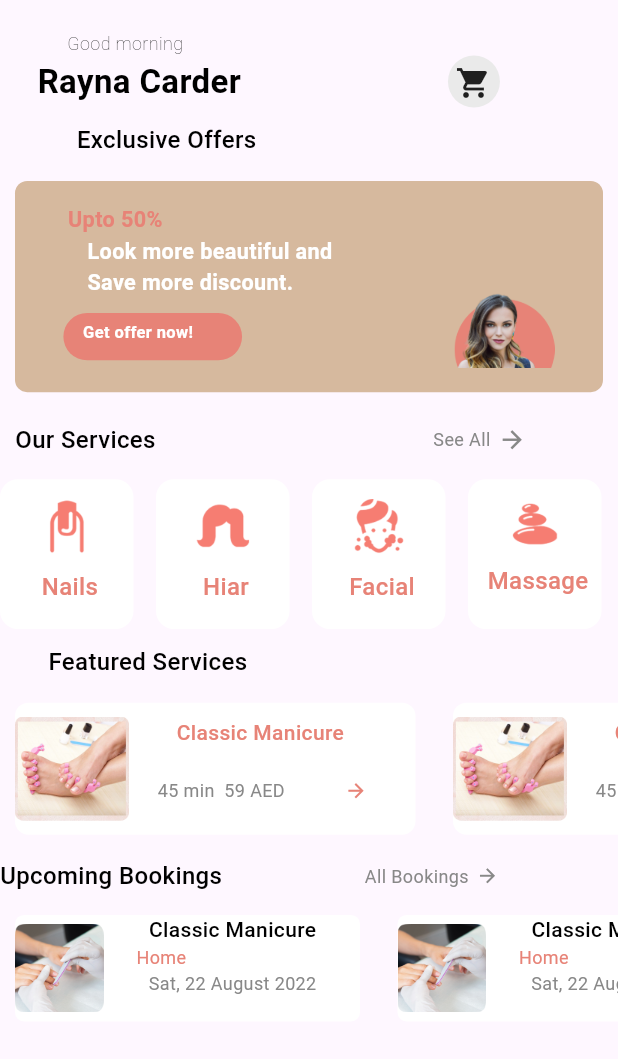
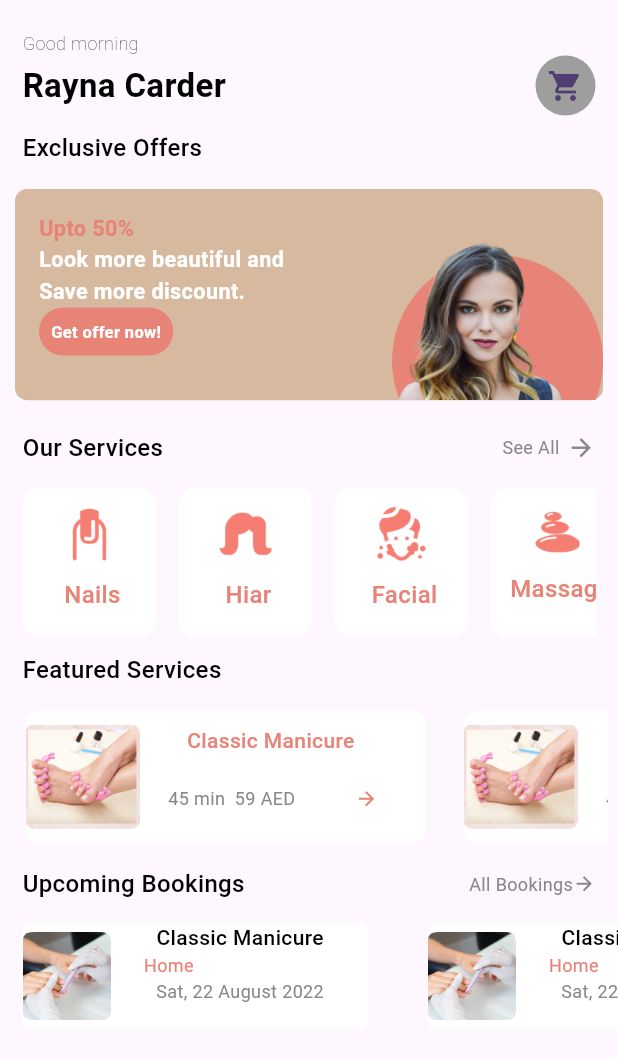
Before and after one commit to turklala0315/luciuose_ui_practice, a Flutter app: the screen it shows after launch, on a phone screen of 412 x 824 dp. Shown: the top 1059 px of the screen. Run offline on Flutter 3.47's test engine with Material 3 defaults, Android fonts, the phone set to English and light mode, and no system bars.

Commit message:
home screen done

```diff
--- a/lib/ui/home/home.dart
+++ b/lib/ui/home/home.dart
@@ -9,14 +9,15 @@ class Home extends StatelessWidget {
   @override
   Widget build(BuildContext context) {
     return Scaffold(
-      body: SafeArea(
+      body: SingleChildScrollView(
         child: Column(
+          crossAxisAlignment: CrossAxisAlignment.start,
           children: [
             const SizedBox(
               height: 20,
             ),
             const Padding(
-            padding: EdgeInsets.only(right: 245),
+              padding: EdgeInsets.only(left: 15),
               child: Text(
                 'Good morning',
                 style: TextStyle(
@@ -26,8 +27,9 @@ class Home extends StatelessWidget {
               ),
             ),
             Padding(
-            padding: const EdgeInsets.only(left: 25),
+              padding: const EdgeInsets.symmetric(horizontal: 15),
               child: Row(
+                mainAxisAlignment: MainAxisAlignment.spaceBetween,
                 children: [
                   const Text(
                     'Rayna Carder',
@@ -36,27 +38,17 @@ class Home extends StatelessWidget {
                         fontWeight: FontWeight.w700,
                         color: Color(0Xff000000)),
                   ),
-                const SizedBox(width: 138),
-                Stack(
-                  children: [
-                    Container(
-                        width: 34.66,
-                        height: 34.66,
-                        decoration: BoxDecoration(
-                            borderRadius: BorderRadius.circular(100),
-                            color: const Color(0XffEAEAEA))),
-                    const Padding(
-                      padding: EdgeInsets.only(top: 6, left: 5),
+                  CircleAvatar(
+                    backgroundColor: Colors.grey,
+                    radius: 20,
                     child: Icon(Icons.shopping_cart),
-                    )
-                  ],
                   ),
                 ],
               ),
             ),
             const SizedBox(height: 10),
             const Padding(
-            padding: EdgeInsets.only(right: 190),
+              padding: EdgeInsets.only(left: 15),
               child: Text(
                 'Exclusive Offers',
                 style: TextStyle(
@@ -67,7 +59,6 @@ class Home extends StatelessWidget {
             ),
             const SizedBox(height: 6),
             Container(
-            padding: const EdgeInsets.all(16),
               margin: const EdgeInsets.all(10),
               height: 140.77,
               width: MediaQuery.of(context).size.width,
@@ -75,21 +66,20 @@ class Home extends StatelessWidget {
                   borderRadius: BorderRadius.circular(8.12),
                   color: const Color(0XffD6B99E)),
               child: Row(
-              mainAxisAlignment: MainAxisAlignment.spaceEvenly,
+                mainAxisAlignment: MainAxisAlignment.spaceBetween,
                 crossAxisAlignment: CrossAxisAlignment.start,
                 children: [
-                Column(children: [
-                  const Padding(
-                    padding: EdgeInsets.only(
-                      right: 130,
-                    ),
-                    child: Text(
+                  Padding(
+                    padding: const EdgeInsets.all(16.0),
+                    child: Column(
+                        crossAxisAlignment: CrossAxisAlignment.start,
+                        children: [
+                          Text(
                             'Upto 50%',
                             style: TextStyle(
                                 fontSize: 14.44,
                                 fontWeight: FontWeight.w700,
                                 color: Color(0XffE78377)),
-                    ),
                           ),
                           const Text(
                             'Look more beautiful and \nSave more discount.',
@@ -98,19 +88,11 @@ class Home extends StatelessWidget {
                                 fontWeight: FontWeight.w700,
                                 color: Color(0XffFFFFFF)),
                           ),
-                  Padding(
-                    padding: const EdgeInsets.only(right: 80, top: 9),
-                    child: Container(
-                      height: 31.58,
-                      width: 119.11,
+                          Container(
+                            padding: EdgeInsets.all(8.0),
                             decoration: BoxDecoration(
                                 borderRadius: BorderRadius.circular(18.05),
                                 color: const Color(0XffE78377)),
-                      child: const Padding(
-                        padding: EdgeInsets.only(
-                          top: 5,
-                          left: 13,
-                        ),
                             child: Text(
                               'Get offer now!',
                               style: TextStyle(
@@ -119,36 +101,33 @@ class Home extends StatelessWidget {
                                   color: Color(0XffFFFFFF)),
                             ),
                           ),
+                        ]),
                   ),
-                  ),
-                ]),
-                const Align(alignment: Alignment.bottomRight),
-                Padding(
-                  padding: const EdgeInsets.only(
-                    left: 20,
-                    top: 50,
-                  ),
+                  Align(
+                    alignment: Alignment.bottomRight,
                     child: Image.asset(
                       "assets/static_assets/girl.png",
-                    scale: 5,
+                      scale: 3.5,
                     ),
                   ),
                 ],
               ),
             ),
             const SizedBox(height: 10),
-          const Row(
+            Padding(
+              padding: const EdgeInsets.symmetric(horizontal: 15),
+              child: const Row(
+                mainAxisAlignment: MainAxisAlignment.spaceBetween,
                 children: [
-              Padding(
-                padding: EdgeInsets.only(right: 185, left: 10),
-                child: Text(
+                  Text(
                     'Our Services',
                     style: TextStyle(
                         fontWeight: FontWeight.w500,
                         fontSize: 16,
                         color: Color(0Xff000000)),
                   ),
-              ),
+                  Row(
+                    children: [
                       Text(
                         'See All',
                         style: TextStyle(
@@ -164,18 +143,25 @@ class Home extends StatelessWidget {
                       ),
                     ],
                   ),
+                ],
+              ),
+            ),
             const SizedBox(height: 15),
-          SizedBox(
+            Padding(
+              padding: const EdgeInsets.symmetric(horizontal: 15),
+              child: SizedBox(
                 height: 100,
                 child: ListView(
                   shrinkWrap: true,
                   scrollDirection: Axis.horizontal,
                   children: const [
                     ReuseContainer(
-                    text: "Nails", imagepath: "assets/static_assets/nails.png"),
+                        text: "Nails",
+                        imagepath: "assets/static_assets/nails.png"),
                     SizedBox(width: 15),
                     ReuseContainer(
-                    text: "Hiar", imagepath: "assets/static_assets/hiar.png"),
+                        text: "Hiar",
+                        imagepath: "assets/static_assets/hiar.png"),
                     SizedBox(width: 15),
                     ReuseContainer(
                         text: "Facial",
@@ -203,9 +189,10 @@ class Home extends StatelessWidget {
                   ],
                 ),
               ),
+            ),
             const SizedBox(height: 10),
             const Padding(
-            padding: EdgeInsets.only(right: 215),
+              padding: EdgeInsets.symmetric(horizontal: 15),
               child: Text(
                 "Featured Services",
                 style: TextStyle(
@@ -215,7 +202,9 @@ class Home extends StatelessWidget {
               ),
             ),
             const SizedBox(height: 10),
-          SizedBox(
+            Padding(
+              padding: const EdgeInsets.symmetric(horizontal: 7),
+              child: SizedBox(
                 height: 100,
                 child: ListView(
                   shrinkWrap: true,
@@ -242,8 +231,12 @@ class Home extends StatelessWidget {
                   ],
                 ),
               ),
+            ),
             const SizedBox(height: 10),
-          const Row(
+            Padding(
+              padding: const EdgeInsets.symmetric(horizontal: 15),
+              child: const Row(
+                mainAxisAlignment: MainAxisAlignment.spaceBetween,
                 children: [
                   Text(
                     "Upcoming Bookings",
@@ -252,7 +245,9 @@ class Home extends StatelessWidget {
                         fontWeight: FontWeight.w500,
                         color: Color(0Xff000000)),
                   ),
-              SizedBox(width: 95),
+                  Row(
+                    mainAxisAlignment: MainAxisAlignment.spaceBetween,
+                    children: [
                       Text(
                         "All Bookings",
                         style: TextStyle(
@@ -260,13 +255,15 @@ class Home extends StatelessWidget {
                             fontWeight: FontWeight.w400,
                             color: Color(0Xff888888)),
                       ),
-              SizedBox(width: 5),
                       Icon(
                         Icons.arrow_forward,
                         size: 15,
                         color: Color(0Xff888888),
                       )
                     ],
+                  ),
+                ],
+              ),
             ),
             SizedBox(
               height: 100,
@@ -277,7 +274,7 @@ class Home extends StatelessWidget {
                   Row(
                     children: [
                       Padding(
-                      padding: const EdgeInsets.only(left: 10),
+                        padding: const EdgeInsets.symmetric(horizontal: 15),
                         child: Container(
                           height: 71,
                           width: 230,
@@ -341,7 +338,8 @@ class Home extends StatelessWidget {
               ),
             ),
           ],
-      )),
+        ),
+      ),
       // bottomNavigationBar: BottomNavigationBar(
       //   backgroundColor: const Color(0XffFFFFFF),
       //   showSelectedLabels: false,
```
Also changed, not shown: lib/custom_widget/all_services_container/reuse_services_container.dart (added, +38 -0 lines), lib/ui/home/all_services/all_services.dart (added, +43 -0 lines). Lines whose indentation alone changed are shown as unchanged.
